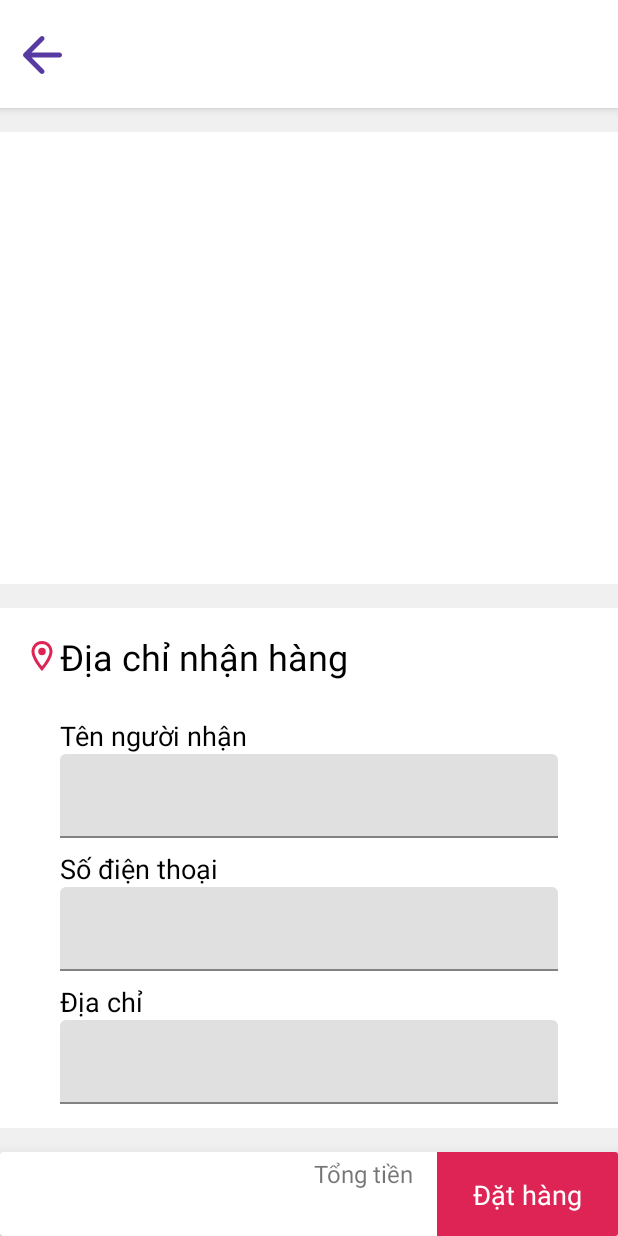
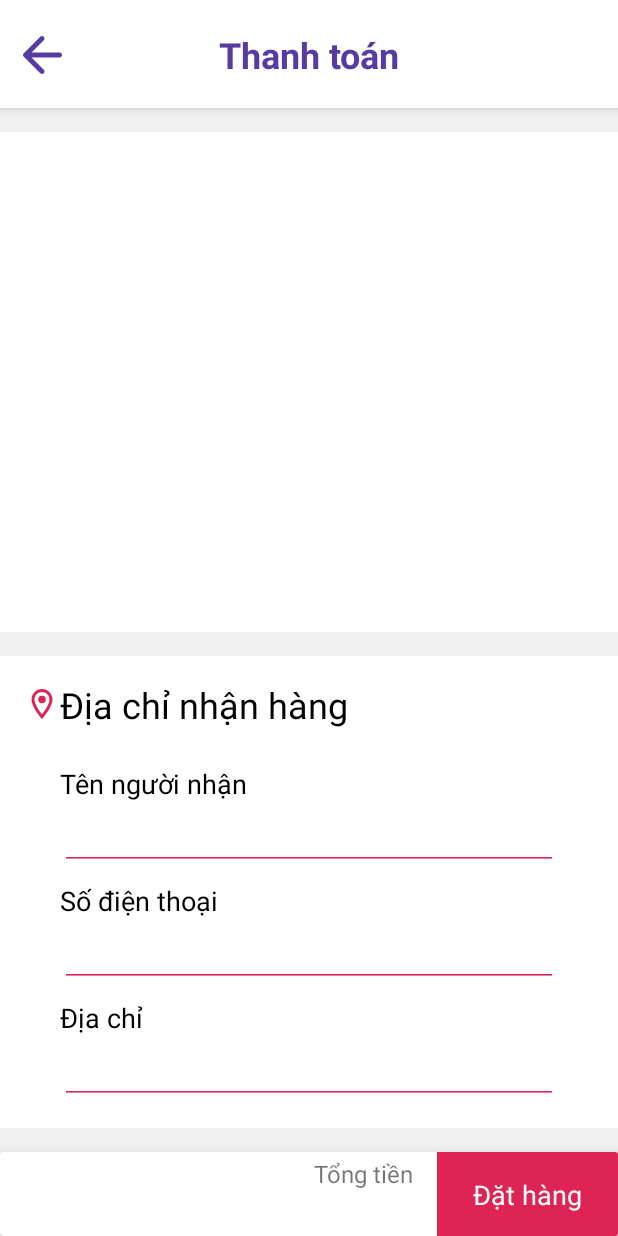
Before and after one commit to tohuyendieu/android, an Android app: the CheckoutActivity screen opened directly, with no data from a screen before it, on a phone screen of 412 x 824 dp. Run offline under Robolectric (Android 15) with nearby library versions, the phone set to English and light mode, and no system bars; our stand-ins replace Firebase (no records; nobody signed in at launch, a user with empty details on screens opened directly); pictures from the network do not load; 4 statements that could not run were skipped.

Commit message:
Integrate Firestore in Checkout function

```diff
--- a/app/src/main/AndroidManifest.xml
+++ b/app/src/main/AndroidManifest.xml
@@ -8,6 +8,7 @@
         android:allowBackup="true"
         android:icon="@mipmap/ic_launcher"
         android:label="@string/app_name"
+        android:screenOrientation="portrait"
         android:roundIcon="@mipmap/ic_launcher_round"
         android:supportsRtl="true"
         android:theme="@style/Theme.TheBookshop">
@@ -35,13 +36,14 @@
         <activity
             android:name=".ui.signup.SignUpActivity"
             android:exported="true"
-            android:windowSoftInputMode="adjustPan"/>
+            android:windowSoftInputMode="adjustPan" />
         <activity
             android:name=".ui.login.LoginActivity"
             android:exported="true" />
         <activity
             android:name=".ui.checkout.CheckoutActivity"
-            android:exported="true" />
+            android:exported="true"
+            android:windowSoftInputMode="adjustPan" />
         <activity
             android:name=".ui.cart.CartActivity"
             android:exported="true" />
--- a/app/src/main/java/fptu/ninhtbm/thebookshop/library/Constants.java
+++ b/app/src/main/java/fptu/ninhtbm/thebookshop/library/Constants.java
@@ -14,4 +14,7 @@ public class Constants {
     public static final String DATE_DD_MM_YYYY = "dd-MM-yyy";
 
     public static final String NEW_LOGIN_REQUEST = "NEW_LOGIN";
+    public static final String STATUS_USER_ORDERED = "cSqT4qJKoZjMdvdVNSvi";
+    public static final String TABLE_ORDER_STATUS = "OrderStatus";
+
 }
--- a/app/src/main/java/fptu/ninhtbm/thebookshop/ui/cart/CartActivity.java
+++ b/app/src/main/java/fptu/ninhtbm/thebookshop/ui/cart/CartActivity.java
@@ -83,7 +83,6 @@ public class CartActivity extends AppCompatActivity implements ICartActivity {
 
     private void onBuy(View view) {
         Intent intent = new Intent(this, CheckoutActivity.class);
-        intent.putExtra(CheckoutActivity.CART_KEY, (Parcelable) mBookSelectedList);
         startActivity(intent);
     }
 
--- a/app/src/main/java/fptu/ninhtbm/thebookshop/ui/cart/presenter/CartPresenter.java
+++ b/app/src/main/java/fptu/ninhtbm/thebookshop/ui/cart/presenter/CartPresenter.java
@@ -40,7 +40,11 @@ public class CartPresenter extends BasePresenter<ICartActivity> implements ICart
                                         if(task1.isSuccessful()){
                                             QuerySnapshot bookSelectedDocs = task1.getResult();
                                             List<BookSelected> bookSelectedList = new ArrayList<>();
-
+                                            if( bookSelectedDocs.getDocuments().size() == 0){
+                                                bookSelectedList.sort(Comparator.comparing(BookSelected::getId));
+                                                mActivity.loadBookSelectedInCart(bookSelectedList);
+                                                return;
+                                            }
                                             for (int i = 0; i < bookSelectedDocs.getDocuments().size(); i++) {
                                                 final int index = i;
                                                 BookSelected bookSelected = bookSelectedDocs.getDocuments().get(index).toObject(BookSelected.class);
--- a/app/src/main/java/fptu/ninhtbm/thebookshop/ui/checkout/CheckoutActivity.java
+++ b/app/src/main/java/fptu/ninhtbm/thebookshop/ui/checkout/CheckoutActivity.java
@@ -1,19 +1,134 @@
 package fptu.ninhtbm.thebookshop.ui.checkout;
 
+import android.annotation.SuppressLint;
+import android.content.Intent;
+import android.os.Bundle;
+import android.view.View;
+import android.widget.EditText;
+import android.widget.TextView;
+
 import androidx.appcompat.app.AppCompatActivity;
+import androidx.recyclerview.widget.LinearLayoutManager;
+import androidx.recyclerview.widget.RecyclerView;
 
-import android.os.Bundle;
+import com.google.firebase.Timestamp;
+import com.google.firebase.firestore.FirebaseFirestore;
+
+import java.util.ArrayList;
+import java.util.Date;
+import java.util.List;
 
 import fptu.ninhtbm.thebookshop.R;
+import fptu.ninhtbm.thebookshop.library.Constants;
+import fptu.ninhtbm.thebookshop.library.SharePreferencesUtils;
+import fptu.ninhtbm.thebookshop.library.Utils;
+import fptu.ninhtbm.thebookshop.library.WidgetUtils;
+import fptu.ninhtbm.thebookshop.model.Book;
+import fptu.ninhtbm.thebookshop.model.BookSelected;
+import fptu.ninhtbm.thebookshop.model.Customer;
+import fptu.ninhtbm.thebookshop.model.Order;
+import fptu.ninhtbm.thebookshop.ui.checkout.adapter.BookOrderedAdapter;
+import fptu.ninhtbm.thebookshop.ui.checkout.presenter.CheckoutPresenter;
+import fptu.ninhtbm.thebookshop.ui.checkout.presenter.ICheckoutPresenter;
+import fptu.ninhtbm.thebookshop.ui.home.MainActivity;
 
-public class CheckoutActivity extends AppCompatActivity {
+public class CheckoutActivity extends AppCompatActivity implements ICheckoutActivity {
 
-    public static final String CART_KEY =  "CART_KEY";
 
+    private RecyclerView mRecyclerViewBook;
+    private EditText mEdtName;
+    private EditText mEdtPhone;
+    private EditText mEdtAddress;
+    private TextView mTextTotalCost;
+    private TextView mBtnCheckout;
+
+    private ICheckoutPresenter mPresenter;
+    private BookOrderedAdapter mBookOrderedAdapter;
+    private List<BookSelected> mBookSelectedList;
+
+    private Customer mCustomer;
+
+    private double mTotalCost;
     @Override
     protected void onCreate(Bundle savedInstanceState) {
         super.onCreate(savedInstanceState);
         setContentView(R.layout.activity_checkout);
+        initView();
+        setListener();
+        initData();
+    }
+
+    private void setListener() {
+        mBtnCheckout.setOnClickListener(this::onCheckout);
+    }
+
+    private void initData() {
+        mPresenter = new CheckoutPresenter(this);
+        mCustomer = new SharePreferencesUtils(getApplicationContext()).getAccountCustomer();
+        mPresenter.loadAllBookInCart(mCustomer.getId());
+        mEdtName.setText(mCustomer.getName());
+        mEdtPhone.setText(mCustomer.getPhone());
+        mEdtAddress.setText(mCustomer.getAddress());
+
+
+    }
+
+    private void initView() {
+        mRecyclerViewBook = findViewById(R.id.rv_cart);
+        mEdtName = findViewById(R.id.edt_name);
+        mEdtPhone = findViewById(R.id.edt_phone);
+        mEdtAddress = findViewById(R.id.edt_address);
+        mTextTotalCost = findViewById(R.id.text_total_cost);
+        mBtnCheckout = findViewById(R.id.btn_buy);
+
+        mBookSelectedList = new ArrayList<>();
+        mBookOrderedAdapter = new BookOrderedAdapter(this, mBookSelectedList);
+        mRecyclerViewBook.setLayoutManager(new LinearLayoutManager(this));
+        mRecyclerViewBook.setAdapter(mBookOrderedAdapter);
+        ((TextView) findViewById(R.id.text_title)).setText(getString(R.string.txt_button_checkout));
+    }
+
+
+    @Override
+    public void popSnackbarNotification(int messageResId) {
+        WidgetUtils.showSnackbar(findViewById(R.id.layout_main), messageResId);
+    }
+
+    @SuppressLint("NotifyDataSetChanged")
+    @Override
+    public void loadBookSelectedInCart(List<BookSelected> bookSelectedList) {
+        mBookSelectedList.clear();
+        mBookSelectedList.addAll(bookSelectedList);
+
+        double totalCost = 0;
+        for (BookSelected bs : bookSelectedList) {
+            Book book = (Book) bs.getBookID();
+            totalCost += book.getSaleOffPrice() * bs.getQuantity();
+        }
+        mTotalCost = totalCost;
+        mTextTotalCost.setText(Utils.convertCurrency(totalCost));
+        mBookOrderedAdapter.notifyDataSetChanged();
+    }
+
+    @Override
+    public void checkoutSuccess() {
+        WidgetUtils.showDialogSuccessCheckedGreen(CheckoutActivity.this,
+                getString(R.string.txt_checkout_success),
+                this::onBackToMain).show();
+    }
+
+    void onCheckout(View view) {
+        String name = mEdtName.getText().toString().trim();
+        String phone = mEdtPhone.getText().toString().trim();
+        String address = mEdtAddress.getText().toString().trim();
+        Order order = new Order(mCustomer, FirebaseFirestore.getInstance().collection(Constants.TABLE_ORDER_STATUS).document(Constants.STATUS_USER_ORDERED), new Timestamp(new Date()), mTotalCost, name, phone, address);
+        mPresenter.checkoutCart(mBookSelectedList, order);
+    }
+
+    void onBackToMain(View view) {
+        Intent i = new Intent(CheckoutActivity.this, MainActivity.class);
+        i.setFlags(Intent.FLAG_ACTIVITY_NEW_TASK | Intent.FLAG_ACTIVITY_CLEAR_TASK);
+        startActivity(i);
     }
 
 }
--- /dev/null
+++ b/app/src/main/java/fptu/ninhtbm/thebookshop/ui/checkout/ICheckoutActivity.java
@@ -0,0 +1,11 @@
+package fptu.ninhtbm.thebookshop.ui.checkout;
+
+import java.util.List;
+
+import fptu.ninhtbm.thebookshop.model.BookSelected;
+
+public interface ICheckoutActivity {
+    void popSnackbarNotification(int messageResId);
+    void loadBookSelectedInCart(List<BookSelected> bookSelectedList);
+    void checkoutSuccess();
+}
--- /dev/null
+++ b/app/src/main/java/fptu/ninhtbm/thebookshop/ui/checkout/adapter/BookOrderedAdapter.java
@@ -0,0 +1,78 @@
+package fptu.ninhtbm.thebookshop.ui.checkout.adapter;
+
+import android.annotation.SuppressLint;
+import android.content.Context;
+import android.content.Intent;
+import android.view.LayoutInflater;
+import android.view.View;
+import android.view.ViewGroup;
+import android.widget.ImageView;
+import android.widget.TextView;
+
+import androidx.annotation.NonNull;
+import androidx.recyclerview.widget.RecyclerView;
+
+import com.bumptech.glide.Glide;
+
+import java.util.List;
+
+import fptu.ninhtbm.thebookshop.R;
+import fptu.ninhtbm.thebookshop.library.Utils;
+import fptu.ninhtbm.thebookshop.model.Book;
+import fptu.ninhtbm.thebookshop.model.BookSelected;
+import fptu.ninhtbm.thebookshop.ui.bookdetail.BookDetailActivity;
+
+public class BookOrderedAdapter extends RecyclerView.Adapter<BookOrderedAdapter.ViewHolder> {
+
+    private final List<BookSelected> mBookSelectedList;
+    private Context mContext;
+
+    public BookOrderedAdapter(Context context, List<BookSelected> bookSelectedList) {
+        mContext = context;
+        mBookSelectedList = bookSelectedList;
+    }
+
+    @NonNull
+    @Override
+    public ViewHolder onCreateViewHolder(@NonNull ViewGroup viewGroup, int viewType) {
+        View view = LayoutInflater.from(viewGroup.getContext())
+                .inflate(R.layout.mini_item_cart, viewGroup, false);
+        return new ViewHolder(view);
+    }
+
+    @SuppressLint("NotifyDataSetChanged")
+    @Override
+    public void onBindViewHolder(@NonNull ViewHolder holder, int position) {
+        BookSelected bookSelected = mBookSelectedList.get(position);
+        if (bookSelected == null) return;
+        Book book = (Book) bookSelected.getBookID();
+        holder.textTitle.setText(book.getTitle());
+        holder.textPrice.setText(Utils.convertCurrency(book.getSaleOffPrice()));
+        Glide.with(mContext)
+                .load(book.getBookCoverImg())
+                .into(holder.imgBook);
+        holder.edtQuantity.setText(mContext.getString(R.string.txt_string_quantity, String.valueOf(bookSelected.getQuantity())));
+    }
+
+    @Override
+    public int getItemCount() {
+        return mBookSelectedList.size();
+    }
+
+
+    protected static class ViewHolder extends RecyclerView.ViewHolder {
+        private final ImageView imgBook;
+        private final TextView textTitle;
+        private final TextView textPrice;
+        private final TextView edtQuantity;
+
+        public ViewHolder(@NonNull View itemView) {
+            super(itemView);
+            imgBook = itemView.findViewById(R.id.img_book);
+            textTitle = itemView.findViewById(R.id.text_title);
+            textPrice = itemView.findViewById(R.id.text_price);
+            edtQuantity = itemView.findViewById(R.id.edt_quantity);
+
+        }
+    }
+}
--- /dev/null
+++ b/app/src/main/java/fptu/ninhtbm/thebookshop/ui/checkout/presenter/ICheckoutPresenter.java
@@ -0,0 +1,11 @@
+package fptu.ninhtbm.thebookshop.ui.checkout.presenter;
+
+import java.util.List;
+
+import fptu.ninhtbm.thebookshop.model.BookSelected;
+import fptu.ninhtbm.thebookshop.model.Order;
+
+public interface ICheckoutPresenter {
+    void loadAllBookInCart(String customerID);
+    void checkoutCart(List<BookSelected> bookSelectedList, Order order);
+}
--- a/app/src/main/res/layout/activity_checkout.xml
+++ b/app/src/main/res/layout/activity_checkout.xml
@@ -5,6 +5,7 @@
     android:layout_width="match_parent"
     android:layout_height="match_parent"
     android:background="@color/bg_grey"
+    android:id="@+id/layout_main"
     tools:context=".ui.checkout.CheckoutActivity">
 
     <include
@@ -55,21 +56,16 @@
             android:layout_marginTop="24dp"
             android:text="@string/txt_name_checkout" />
 
-        <com.google.android.material.textfield.TextInputLayout
+        <EditText
             android:id="@+id/edt_name"
             android:layout_width="match_parent"
             android:layout_height="wrap_content"
             android:layout_marginStart="24dp"
             android:layout_marginEnd="24dp"
+            android:inputType="textNoSuggestions"
             android:backgroundTint="@color/important_button_color"
             app:boxStrokeColor="@color/important_button_color"
-            app:hintTextColor="@color/important_button_color">
-
-            <com.google.android.material.textfield.TextInputEditText
-                android:layout_width="match_parent"
-                android:layout_height="wrap_content"
-                android:inputType="textNoSuggestions" />
-        </com.google.android.material.textfield.TextInputLayout>
+            app:hintTextColor="@color/important_button_color"/>
 
         <TextView
             android:id="@+id/label_phone"
@@ -80,21 +76,16 @@
             android:layout_marginTop="8dp"
             android:text="@string/text_phone" />
 
-        <com.google.android.material.textfield.TextInputLayout
+        <EditText
             android:id="@+id/edt_phone"
             android:layout_width="match_parent"
             android:layout_height="wrap_content"
             android:layout_marginStart="24dp"
             android:layout_marginEnd="24dp"
+            android:inputType="phone"
             android:backgroundTint="@color/important_button_color"
             app:boxStrokeColor="@color/important_button_color"
-            app:hintTextColor="@color/important_button_color">
-
-            <com.google.android.material.textfield.TextInputEditText
-                android:layout_width="match_parent"
-                android:layout_height="wrap_content"
-                android:inputType="phone" />
-        </com.google.android.material.textfield.TextInputLayout>
+            app:hintTextColor="@color/important_button_color"/>
 
         <TextView
             android:id="@+id/label_address"
@@ -105,21 +96,16 @@
             android:layout_marginTop="8dp"
             android:text="@string/text_address" />
 
-        <com.google.android.material.textfield.TextInputLayout
+        <EditText
             android:id="@+id/edt_address"
             android:layout_width="match_parent"
             android:layout_height="wrap_content"
             android:layout_marginStart="24dp"
             android:layout_marginEnd="24dp"
+            android:inputType="textNoSuggestions"
             android:backgroundTint="@color/important_button_color"
             app:boxStrokeColor="@color/important_button_color"
-            app:hintTextColor="@color/important_button_color">
-
-            <com.google.android.material.textfield.TextInputEditText
-                android:layout_width="match_parent"
-                android:layout_height="wrap_content"
-                android:inputType="textNoSuggestions" />
-        </com.google.android.material.textfield.TextInputLayout>
+            app:hintTextColor="@color/important_button_color"/>
 
     </LinearLayout>
 
@@ -146,12 +132,12 @@
                 android:gravity="start|top"
                 android:text="@string/txt_total_cost"
                 android:textSize="16sp"
-                app:layout_constraintBottom_toTopOf="@+id/txt_total_cost"
+                app:layout_constraintBottom_toTopOf="@+id/text_total_cost"
                 app:layout_constraintEnd_toStartOf="@+id/btn_buy"
                 app:layout_constraintTop_toTopOf="parent" />
 
             <TextView
-                android:id="@+id/txt_total_cost"
+                android:id="@+id/text_total_cost"
                 style="@style/TextRed18"
                 android:layout_width="0dp"
                 android:layout_height="wrap_content"
--- a/app/src/main/res/values/strings.xml
+++ b/app/src/main/res/values/strings.xml
@@ -98,5 +98,8 @@
     <string name="txt_remove_book_selected_success">Xóa sản phẩm đã chọn thành công</string>
     <string name="txt_quantity_change_success">Thay đổi số lượng thành công</string>
     <string name="txt_cart_have_no_item">Không có sản phẩm nào trong giỏ hàng cả.\nBạn mua cái gì đó đi đã :3</string>
+    <string name="txt_string_quantity">x%s</string>
+    <string name="txt_not_enough_book_in_stock">Số lượng trong kho không đủ.</string>
+    <string name="txt_checkout_success">Mua hàng thành công</string>
     <!--    <string name="txt_string_strikethrough">%s</string>-->
 </resources>
--- a/app/src/main/res/values/themes.xml
+++ b/app/src/main/res/values/themes.xml
@@ -36,6 +36,10 @@
     </style>
     <style name="TextBlack14">
         <item name="android:textSize">14sp</item>
+        <item name="android:textColor">@color/black</item>
+    </style>
+    <style name="TextBlack20">
+        <item name="android:textSize">20sp</item>
         <item name="android:textColor">@color/black</item>
     </style>
 
```
Also changed, not shown: app/src/main/java/fptu/ninhtbm/thebookshop/library/WidgetUtils.java (+28 -0 lines), app/src/main/java/fptu/ninhtbm/thebookshop/ui/checkout/presenter/CheckoutPresenter.java (added, +278 -0 lines), app/src/main/res/layout/dialog_review_checked.xml (added, +33 -0 lines), app/src/main/res/layout/mini_item_cart.xml (+4 -3 lines), app/src/main/res/layout/row_item_cart.xml (+4 -3 lines), app/src/main/res/drawable-xxhdpi/ic_checked_green.png (added).
